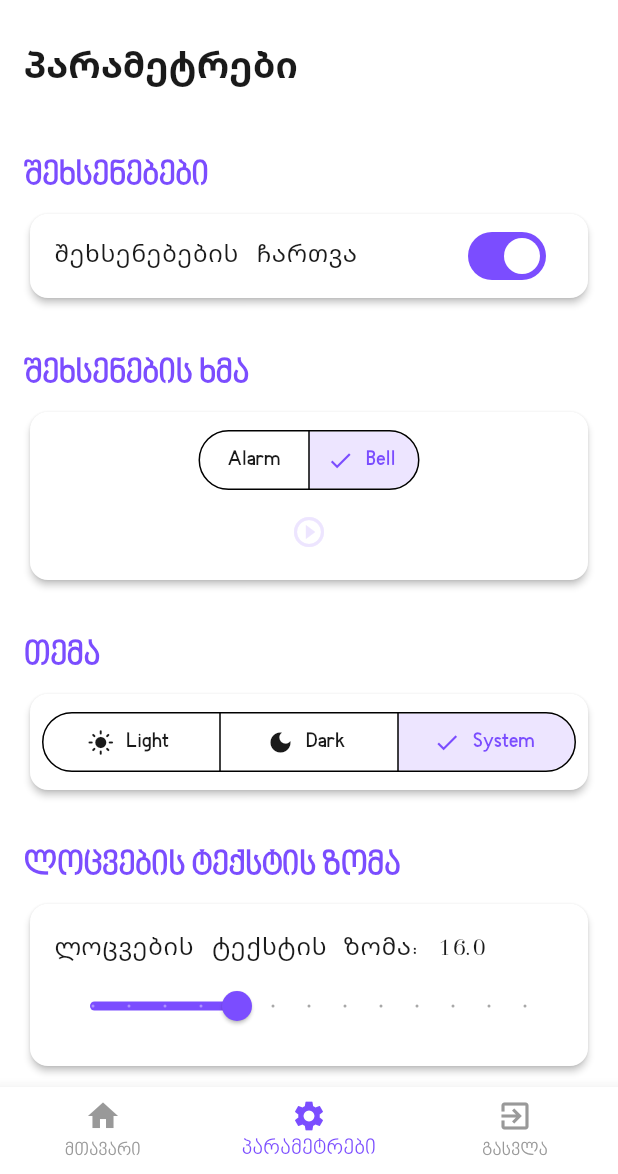
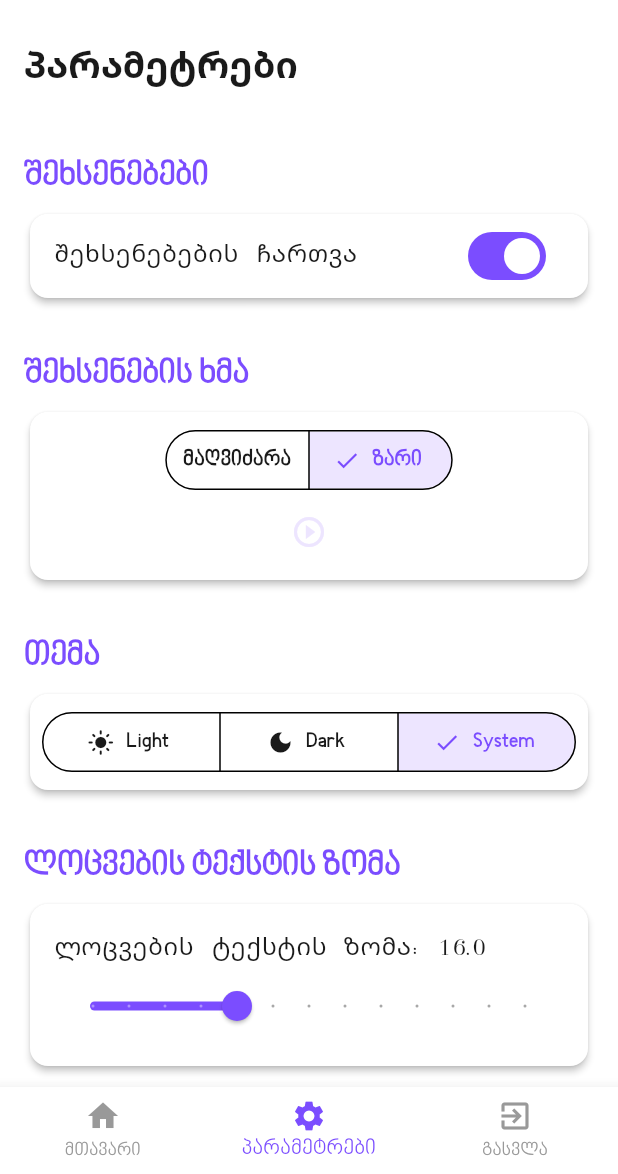
Before and after one commit to radiolagames-hub/7locva, a Flutter app: the screen it shows after launch, item 2 of the bottom bar chosen, after a tap on "შეხსენებების ჩართვა", on a phone screen of 412 x 824 dp, the part 62-1236 px from its top. Run offline on Flutter 3.47's test engine with Material 3 defaults, Android fonts, the light colour scheme and no system bars; our stand-ins replace audioplayers, awesome_notifications, permission_handler, shared_preferences, timezone, video_player.

Commit message:
feat: Add Georgian translations

```diff
--- a/lib/pages/settings_page.dart
+++ b/lib/pages/settings_page.dart
@@ -66,7 +66,9 @@ class SettingsPage extends StatelessWidget {
                 ScaffoldMessenger.of(context).showSnackBar(
                   const SnackBar(
                     content: Text(
-                        'Permission denied. The widget requires this permission to function.'),
+                      'ნებართვა მიუღებელია. ვიჯეტს ეს ნებართვა სჭირდება ფუნქციონირებისთვის.',
+                      style: TextStyle(fontFamily: 'BpgNinoMtavruli'),
+                    ),
                   ),
                 );
               }
@@ -89,17 +91,11 @@ class SettingsPage extends StatelessWidget {
         child: SegmentedButton<ThemeMode>(
           segments: const <ButtonSegment<ThemeMode>>[
             ButtonSegment<ThemeMode>(
-                value: ThemeMode.light,
-                label: Text('Light'),
-                icon: Icon(Icons.light_mode)),
+                value: ThemeMode.light, label: Text('Light'), icon: Icon(Icons.light_mode)),
             ButtonSegment<ThemeMode>(
-                value: ThemeMode.dark,
-                label: Text('Dark'),
-                icon: Icon(Icons.dark_mode)),
+                value: ThemeMode.dark, label: Text('Dark'), icon: Icon(Icons.dark_mode)),
             ButtonSegment<ThemeMode>(
-                value: ThemeMode.system,
-                label: Text('System'),
-                icon: Icon(Icons.auto_mode)),
+                value: ThemeMode.system, label: Text('System'), icon: Icon(Icons.auto_mode)),
           ],
           selected: <ThemeMode>{controller.themeMode},
           onSelectionChanged: (Set<ThemeMode> newSelection) {
--- a/lib/widgets/sound_selection.dart
+++ b/lib/widgets/sound_selection.dart
@@ -13,8 +13,8 @@ class _SoundSelectionState extends State<SoundSelection> {
   String? _selectedSound;
   late AudioPlayer _audioPlayer;
   final Map<String, String> sounds = {
-    'Alarm': 'alarm.mp3',
-    'Bell': 'bell.mp3',
+    'მაღვიძარა': 'alarm.mp3',
+    'ზარი': 'bell.mp3',
   };
 
   @override
@@ -68,7 +68,7 @@ class _SoundSelectionState extends State<SoundSelection> {
               segments: sounds.entries.map((entry) {
                 return ButtonSegment<String>(
                   value: entry.value,
-                  label: Text(entry.key),
+                  label: Text(entry.key, style: const TextStyle(fontFamily: 'BpgNinoMtavruli')),
                 );
               }).toList(),
               selected: <String>{_selectedSound!},
```
Also changed, not shown: lib/pages/home_screen.dart (+4 -4 lines), 1 other file.
